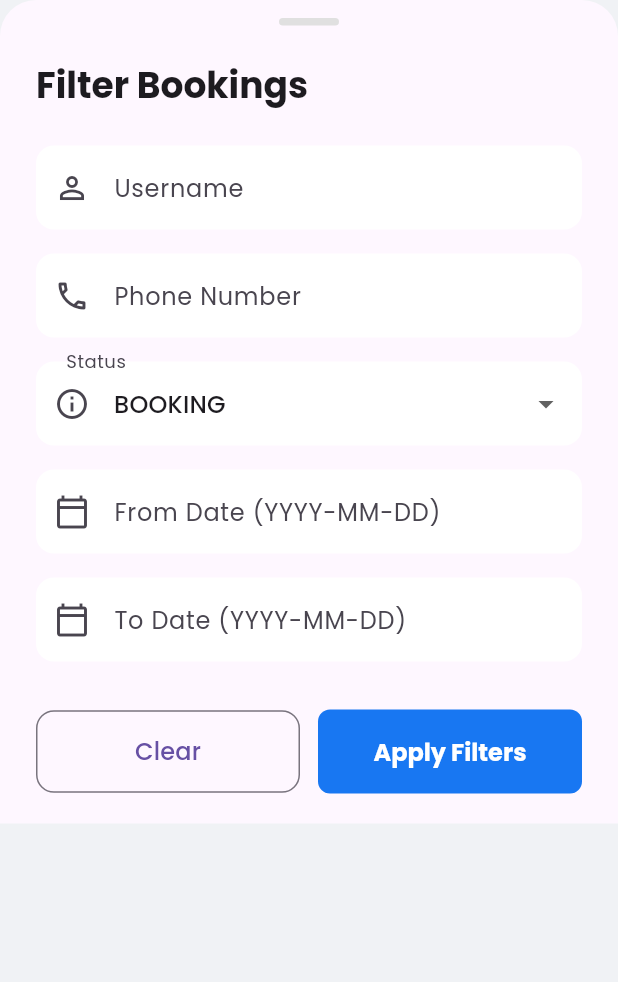
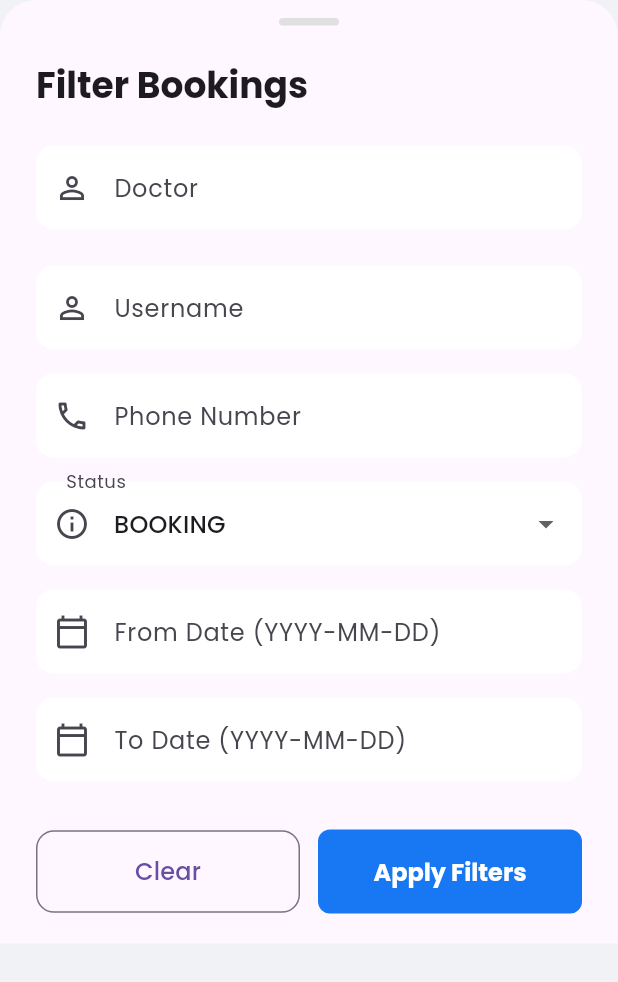
Before and after one commit to scmwinlinaung/ai-doctor-chatbot-clinics, a Flutter app: the _FilterModalSheet widget shown alone on an empty page, opened directly with empty values, on a phone screen of 412 x 824 dp. Shown: the top 982 px of the screen. Run offline on Flutter 3.47's test engine with Material 3 defaults, Android fonts, the phone set to English and light mode, and no system bars; our stand-ins replace bloc, dio, flutter_bloc, flutter_secure_storage, flutter_spinkit, flutter_staggered_animations and 7 more; missing offline and left inert: back_button_interceptor; accounts and stored records are empty; generated files the repository leaves out were written again; network calls fail.

Commit message:
filter by doctorname

```diff
--- a/lib/features/booking/cubit/booking_cubit.dart
+++ b/lib/features/booking/cubit/booking_cubit.dart
@@ -15,6 +15,7 @@ class BookingCubit extends Cubit<BookingState> {
   BookingCubit(this._bookingService) : super(const BookingState.initial());
 
   Future<void> fetchClinicBooking({
+    String? doctorname,
     String? username,
     String? phonenumber,
     BookingStatus? status,
@@ -24,6 +25,7 @@ class BookingCubit extends Cubit<BookingState> {
     try {
       emit(const BookingState.loading());
       final bookings = await _bookingService.fetchClinicBooking(
+        doctorname,
         username,
         phonenumber,
         status,
--- a/lib/features/booking/service/booking_service.dart
+++ b/lib/features/booking/service/booking_service.dart
@@ -1,6 +1,6 @@
 import 'package:clinics/core/api/dio_client.dart';
 import 'package:clinics/features/booking/model/clinic_booking_model.dart';
-import 'package:clinics/features/booking/model/clinic_model.dart';
+
 import 'package:dio/dio.dart';
 import 'package:injectable/injectable.dart';
 
@@ -8,6 +8,7 @@ import 'package:injectable/injectable.dart';
 class BookingService {
   final Dio _dio = DioClient.instance;
   Future<List<ClinicBookingModel>> fetchClinicBooking(
+      String? doctorname,
       String? username,
       String? phonenumber,
       BookingStatus? status,
@@ -31,6 +32,9 @@ class BookingService {
     if (toDate != null && toDate.isNotEmpty) {
       queryParams['toDate'] = toDate;
     }
+    if (doctorname != null && doctorname.isNotEmpty) {
+      queryParams['doctorname'] = doctorname;
+    }
     final response =
         await _dio.get('/clinics/bookings', queryParameters: queryParams);
     final booking = (response.data as List<dynamic>)
--- a/lib/features/home/views/main_navigation_screen.dart
+++ b/lib/features/home/views/main_navigation_screen.dart
@@ -21,6 +21,7 @@ enum BookingView { booking, confirmed }
 
 // Helper class to pass filter data between the screen and the modal
 class BookingFilters {
+  final String? doctorname;
   final String? username;
   final String? phoneNumber;
   final BookingStatus? status;
@@ -28,6 +29,7 @@ class BookingFilters {
   final String? toDate;
 
   BookingFilters({
+    this.doctorname,
     this.username,
     this.phoneNumber,
     this.status,
@@ -78,6 +80,7 @@ class _BookingListingScreenState extends State<BookingListingScreen> {
     });
 
     context.read<BookingCubit>().fetchClinicBooking(
+          doctorname: filters.doctorname,
           username: filters.username,
           phonenumber: filters.phoneNumber,
           status: filters.status,
@@ -617,6 +620,7 @@ class _FilterModalSheet extends StatefulWidget {
 
 class _FilterModalSheetState extends State<_FilterModalSheet>
     with SingleTickerProviderStateMixin {
+  late final TextEditingController _doctorController;
   late final TextEditingController _usernameController;
   late final TextEditingController _phoneController;
   late final TextEditingController _fromDateController;
@@ -629,6 +633,8 @@ class _FilterModalSheetState extends State<_FilterModalSheet>
   @override
   void initState() {
     super.initState();
+    _doctorController =
+        TextEditingController(text: widget.initialFilters.doctorname);
     _usernameController =
         TextEditingController(text: widget.initialFilters.username);
     _phoneController =
@@ -661,6 +667,7 @@ class _FilterModalSheetState extends State<_FilterModalSheet>
 
   @override
   void dispose() {
+    _doctorController.dispose();
     _usernameController.dispose();
     _phoneController.dispose();
     _fromDateController.dispose();
@@ -685,6 +692,9 @@ class _FilterModalSheetState extends State<_FilterModalSheet>
 
   void _applyAndClose() {
     final filters = BookingFilters(
+      doctorname: _doctorController.text.trim().isEmpty
+          ? null
+          : _doctorController.text.trim(),
       username: _usernameController.text.trim().isEmpty
           ? null
           : _usernameController.text.trim(),
@@ -745,6 +755,13 @@ class _FilterModalSheetState extends State<_FilterModalSheet>
                     'Filter Bookings',
                     style: theme.textTheme.headlineSmall
                         ?.copyWith(fontWeight: FontWeight.bold),
+                  ),
+                  const SizedBox(height: 24),
+                  TextFormField(
+                    controller: _doctorController,
+                    decoration: const InputDecoration(
+                        labelText: 'Doctor',
+                        prefixIcon: Icon(Icons.person_outline)),
                   ),
                   const SizedBox(height: 24),
                   TextFormField(
```
